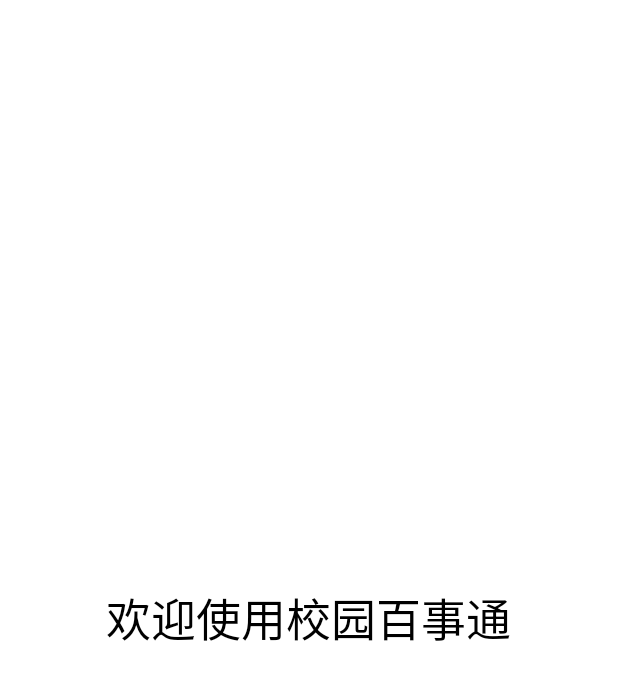
After one commit to yi-1-yi/Campus-Knowall, an Android app: the layout activity_solash.xml on its own in the app's theme, with its tools: preview values and no code run, on a phone screen of 412 x 824 dp. The commit adds this screen. Shown: the top 680 px of the screen. Run offline under Robolectric (Android 15) with nearby library versions, the phone set to English and light mode, and no system bars.

Commit message:
4-4-15:03

```diff
--- /dev/null
+++ b/app/src/main/res/layout/activity_solash.xml
@@ -0,0 +1,14 @@
+<?xml version="1.0" encoding="utf-8"?>
+<LinearLayout xmlns:android="http://schemas.android.com/apk/res/android"
+    android:orientation="vertical"
+    android:gravity="center"
+    android:layout_width="match_parent"
+    android:layout_height="match_parent">
+    <TextView
+        android:textColor="#000"
+        android:textSize= "30sp"
+        android:text="@string/hello"
+        android:layout_width="wrap_content"
+        android:layout_height="wrap_content"/>
+
+</LinearLayout>
--- a/app/src/main/res/values/strings.xml
+++ b/app/src/main/res/values/strings.xml
@@ -1,3 +1,5 @@
 <resources>
     <string name="app_name">Campus-Knowall</string>
+    <string name="hello">欢迎使用校园百事通</string>
+
 </resources>
```
Also changed, not shown: app/src/main/java/com/example/campus_knowall/activity/Splash.java (added, +30 -0 lines).
